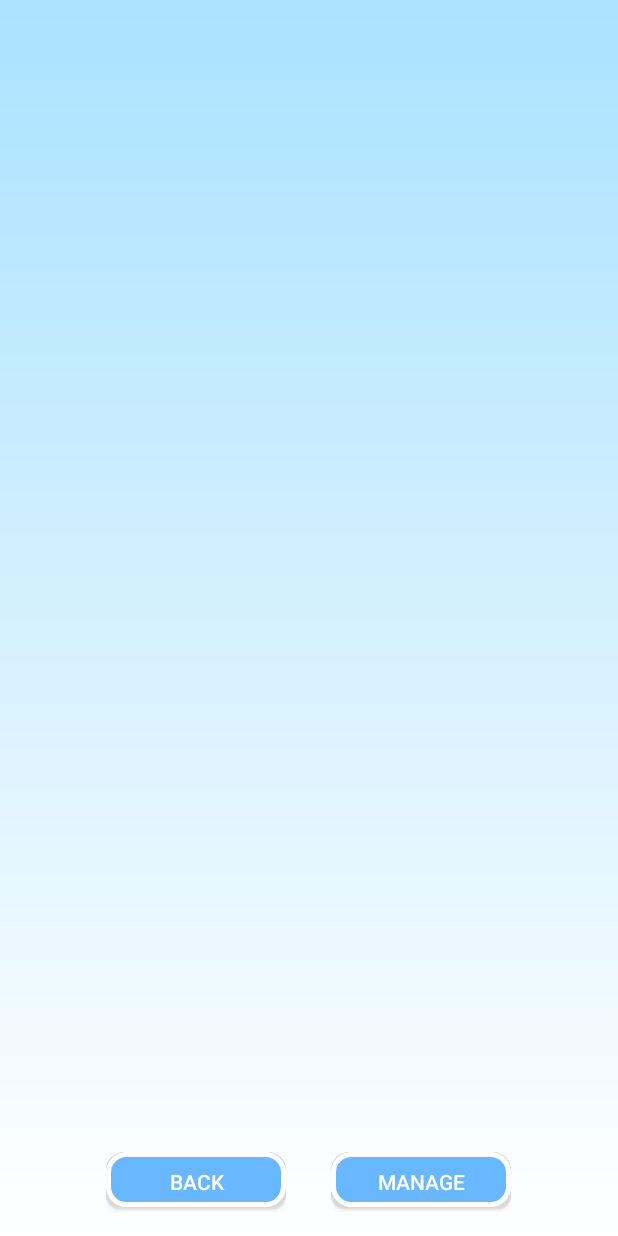
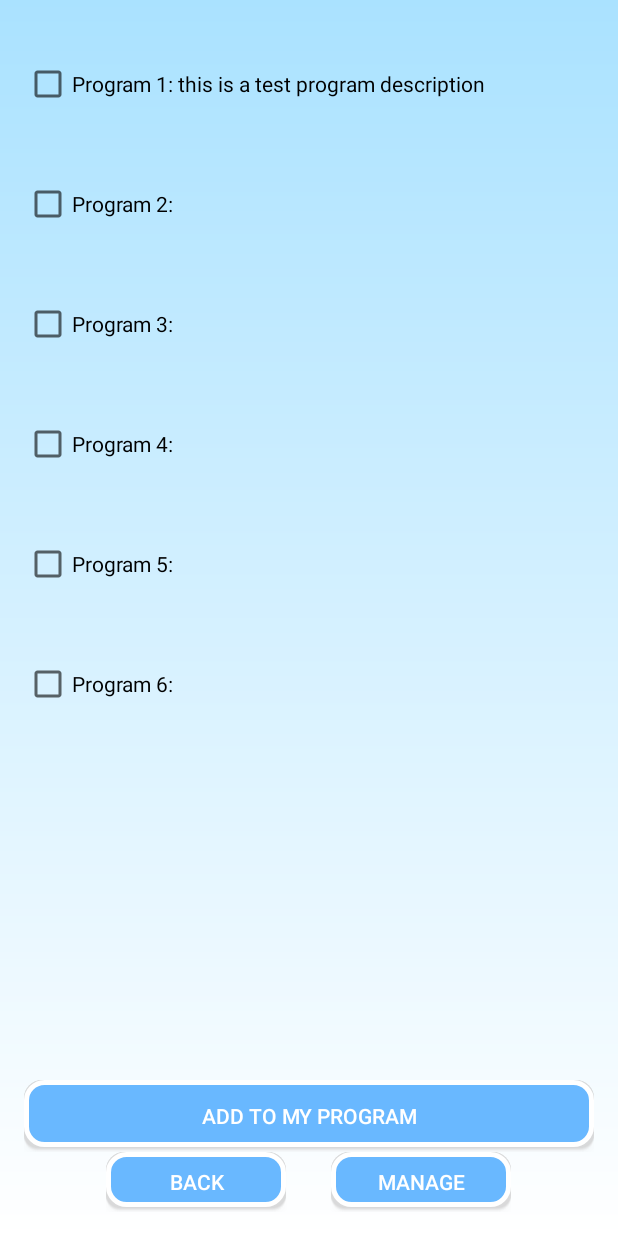
Before and after one commit to anuships/SHIPS-Group, an Android app: the layout activity_future_program.xml on its own in the app's theme, with its tools: preview values and no code run, on a phone screen of 412 x 824 dp. Run offline under Robolectric (Android 15) with nearby library versions, the light colour scheme and no system bars.

Commit message:
added test scrollable checkBox list

```diff
--- a/AndroidApp/app/src/main/res/layout/activity_future_program.xml
+++ b/AndroidApp/app/src/main/res/layout/activity_future_program.xml
@@ -22,8 +22,65 @@
         <LinearLayout
             android:orientation="vertical"
             android:layout_width="match_parent"
-            android:layout_height="wrap_content"
+            android:layout_height="0dp"
             android:layout_weight="1">
+
+            <ScrollView
+                android:layout_width="match_parent"
+                android:layout_weight="1"
+                android:layout_height="0dp">
+
+                <RelativeLayout
+                    android:layout_width="match_parent"
+                    android:layout_height="match_parent">
+                    <CheckBox
+                        android:text="Program 1: this is a test program description"
+                        android:layout_width="match_parent"
+                        android:layout_height="80dp"
+                        android:id="@+id/prog1" />
+
+                    <CheckBox
+                        android:text="Program 2:"
+                        android:layout_width="match_parent"
+                        android:layout_height="80dp"
+                        android:layout_below="@id/prog1"
+                        android:id="@+id/prog2" />
+                    <CheckBox
+                        android:text="Program 3:"
+                        android:layout_width="match_parent"
+                        android:layout_height="80dp"
+                        android:layout_below="@id/prog2"
+                        android:id="@+id/prog3" />
+                    <CheckBox
+                        android:text="Program 4:"
+                        android:layout_width="match_parent"
+                        android:layout_height="80dp"
+                        android:layout_below="@id/prog3"
+                        android:id="@+id/prog4" />
+                    <CheckBox
+                        android:text="Program 5:"
+                        android:layout_width="match_parent"
+                        android:layout_height="80dp"
+                        android:layout_below="@id/prog4"
+                        android:id="@+id/prog5" />
+                    <CheckBox
+                        android:text="Program 6:"
+                        android:layout_width="match_parent"
+                        android:layout_height="80dp"
+                        android:layout_below="@id/prog5"
+                        android:id="@+id/prog6" />
+                </RelativeLayout>
+            </ScrollView>
+
+
+            <Button
+                android:text="Add to My Program"
+                android:layout_width="match_parent"
+                android:layout_height="wrap_content"
+                android:id="@+id/add_to_my_program_but"
+                android:background="@drawable/roundedbutton"
+                android:paddingBottom="0dp"
+                android:textColor="#FFFFFF"/>
         </LinearLayout>
 
     <LinearLayout
@@ -38,7 +95,6 @@
             android:text="Back"
             android:layout_width="120dp"
             android:layout_height="40dp"
-
             android:id="@+id/back_but"
             android:background="@drawable/roundedbutton"
             android:paddingBottom="0dp"
@@ -53,10 +109,7 @@
             android:id="@+id/manage_but"
             android:background="@drawable/roundedbutton"
             android:paddingBottom="0dp"
-            android:layout_toRightOf="@id/back_but"
-            android:textColor="#FFFFFF"
-            android:layout_marginEnd="0dp"
-            android:layout_marginRight="0dp"/>
+            android:textColor="#FFFFFF" />
         </LinearLayout>
     </LinearLayout>
 
```
